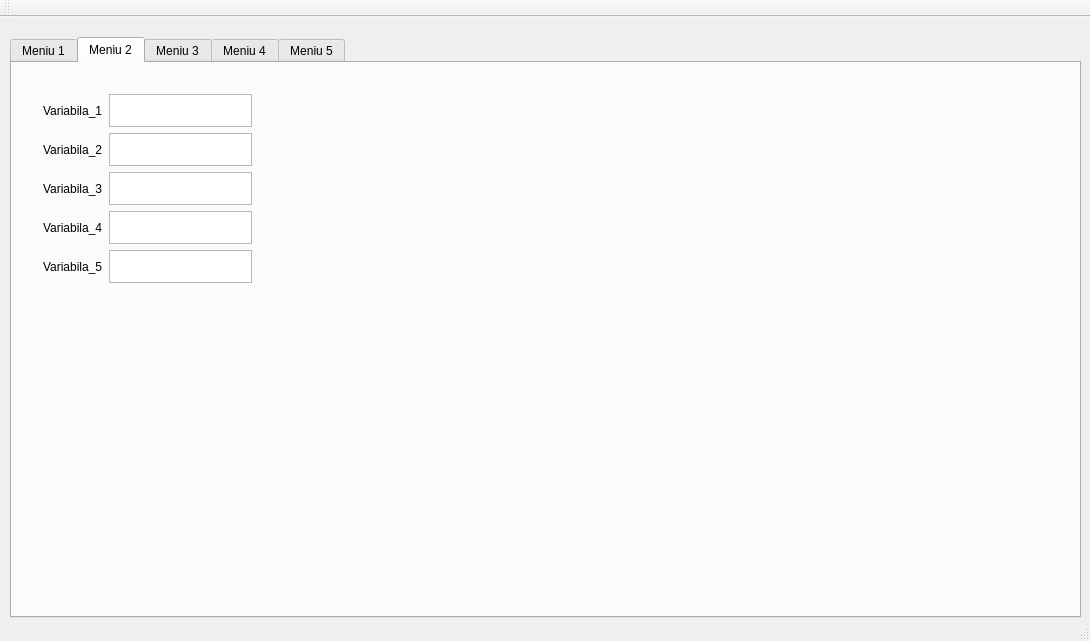
This is mainwindow.ui in DACUS1995/Proiect_Poo as Qt 5 draws it before an edit. The edited form follows.
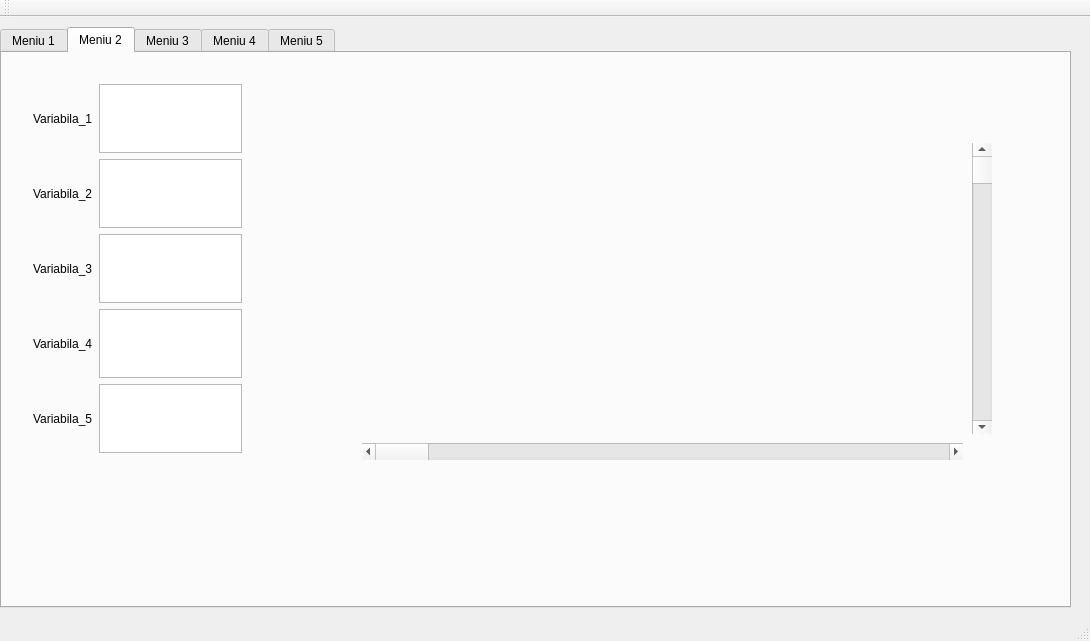
This is the edited form. The open tabs and pages were chosen to show the change. Custom widgets are drawn as their Qt base class.

What changed in the file:
```diff
--- a/mainwindow.ui
+++ b/mainwindow.ui
@@ -17,8 +17,8 @@
    <widget class="QTabWidget" name="tabWidget">
     <property name="geometry">
      <rect>
-      <x>10</x>
-      <y>20</y>
+      <x>0</x>
+      <y>10</y>
       <width>1071</width>
       <height>581</height>
      </rect>
@@ -105,7 +105,7 @@
         <x>20</x>
         <y>20</y>
         <width>231</width>
-        <height>211</height>
+        <height>391</height>
        </rect>
       </property>
       <layout class="QVBoxLayout" name="verticalLayout_3">
@@ -181,19 +181,103 @@
        </item>
       </layout>
      </widget>
-    </widget>
-    <widget class="QWidget" name="tab">
-     <attribute name="title">
-      <string>Meniu 3</string>
-     </attribute>
+     <widget class="QScrollBar" name="verticalScrollBar_2">
+      <property name="geometry">
+       <rect>
+        <x>970</x>
+        <y>90</y>
+        <width>20</width>
+        <height>291</height>
+       </rect>
+      </property>
+      <property name="orientation">
+       <enum>Qt::Vertical</enum>
+      </property>
+     </widget>
+     <widget class="QCustomPlot" name="plot_2" native="true">
+      <property name="geometry">
+       <rect>
+        <x>366</x>
+        <y>90</y>
+        <width>601</width>
+        <height>301</height>
+       </rect>
+      </property>
+      <property name="sizePolicy">
+       <sizepolicy hsizetype="Preferred" vsizetype="MinimumExpanding">
+        <horstretch>0</horstretch>
+        <verstretch>0</verstretch>
+       </sizepolicy>
+      </property>
+     </widget>
+     <widget class="QScrollBar" name="horizontalScrollBar_2">
+      <property name="geometry">
+       <rect>
+        <x>360</x>
+        <y>390</y>
+        <width>601</width>
+        <height>17</height>
+       </rect>
+      </property>
+      <property name="orientation">
+       <enum>Qt::Horizontal</enum>
+      </property>
+     </widget>
     </widget>
     <widget class="QWidget" name="tab_3">
      <attribute name="title">
-      <string>Meniu 4</string>
+      <string>Meniu 3</string>
      </attribute>
     </widget>
     <widget class="QWidget" name="tab_4">
      <attribute name="title">
+      <string>Meniu 4</string>
+     </attribute>
+     <widget class="QScrollBar" name="verticalScrollBar_4">
+      <property name="geometry">
+       <rect>
+        <x>850</x>
+        <y>110</y>
+        <width>20</width>
+        <height>291</height>
+       </rect>
+      </property>
+      <property name="orientation">
+       <enum>Qt::Vertical</enum>
+      </property>
+     </widget>
+     <widget class="QCustomPlot" name="plot_4" native="true">
+      <property name="geometry">
+       <rect>
+        <x>246</x>
+        <y>110</y>
+        <width>601</width>
+        <height>301</height>
+       </rect>
+      </property>
+      <property name="sizePolicy">
+       <sizepolicy hsizetype="Preferred" vsizetype="MinimumExpanding">
+        <horstretch>0</horstretch>
+        <verstretch>0</verstretch>
+       </sizepolicy>
+      </property>
+     </widget>
+     <widget class="QScrollBar" name="horizontalScrollBar_4">
+      <property name="geometry">
+       <rect>
+        <x>240</x>
+        <y>410</y>
+        <width>601</width>
+        <height>17</height>
+       </rect>
+      </property>
+      <property name="orientation">
+       <enum>Qt::Horizontal</enum>
+      </property>
+     </widget>
+    </widget>
+    <widget class="QWidget" name="tab_5">
+     <attribute name="title">
       <string>Meniu 5</string>
      </attribute>
     </widget>
```
Left out of the diff: 86 changed lines with no effect on the pictures.
